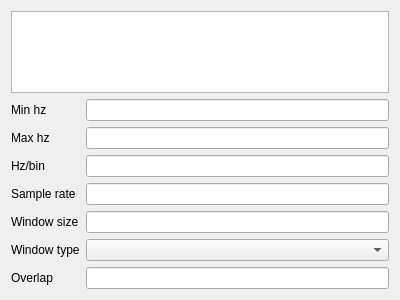
Qt form tools/transforminfoform.ui (gustafsson/freq) before a commit.
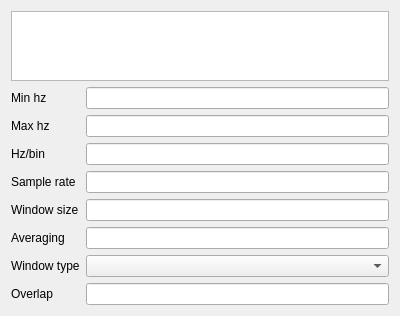
The same form after that commit.

Commit message: Implemented averaging of STFT

The edit to the form file:
```diff
--- a/tools/transforminfoform.ui
+++ b/tools/transforminfoform.ui
@@ -69,26 +69,36 @@
      <item row="4" column="1">
       <widget class="QLineEdit" name="windowSizeEdit"/>
      </item>
-     <item row="5" column="0">
+     <item row="6" column="0">
       <widget class="QLabel" name="windowTypeLabel">
        <property name="text">
         <string>Window type</string>
        </property>
       </widget>
      </item>
-     <item row="5" column="1">
+     <item row="6" column="1">
       <widget class="QComboBox" name="windowTypeComboBox"/>
      </item>
-     <item row="6" column="0">
+     <item row="7" column="0">
       <widget class="QLabel" name="overlapLabel">
        <property name="text">
         <string>Overlap</string>
        </property>
       </widget>
      </item>
-     <item row="6" column="1">
+     <item row="7" column="1">
       <widget class="QLineEdit" name="overlapEdit"/>
      </item>
+     <item row="5" column="0">
+      <widget class="QLabel" name="averagingLabel">
+       <property name="text">
+        <string>Averaging</string>
+       </property>
+      </widget>
+     </item>
+     <item row="5" column="1">
+      <widget class="QLineEdit" name="averagingEdit"/>
+     </item>
     </layout>
    </item>
   </layout>
```
The commit also changes 5 other files.
